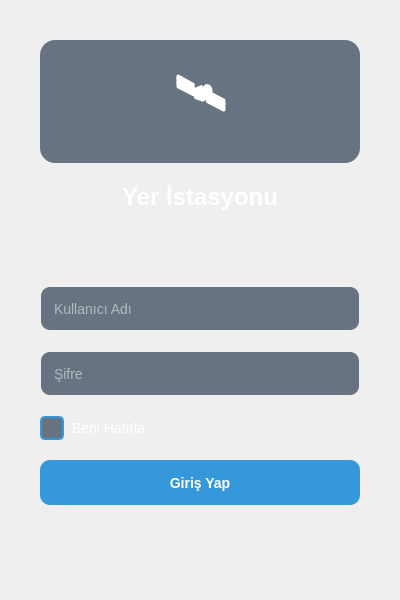
Qt form login.ui (sbugrayy/GorselProje) before a commit.
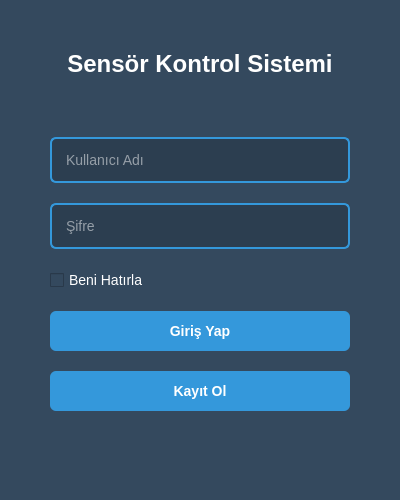
The same form after that commit.

Patch:
```diff
--- a/login.ui
+++ b/login.ui
@@ -7,7 +7,7 @@
     <x>0</x>
     <y>0</y>
     <width>400</width>
-    <height>600</height>
+    <height>500</height>
    </rect>
   </property>
   <property name="windowTitle">
@@ -15,148 +15,64 @@
   </property>
   <property name="styleSheet">
    <string notr="true">QWidget {
-    background: qlineargradient(
-        x1: 0, y1: 0,
-        x2: 1, y2: 1,
-        stop: 0 #2C3E50,
-        stop: 1 #34495E
-    );
-    color: white;
-    font-family: 'Segoe UI', sans-serif;
+	background-color: #34495E;
 }
-
 QLabel {
-    color: white;
-    font-size: 16px;
-    background: transparent;
+	color: white;
+	font-size: 24px;
+	font-weight: bold;
 }
-
 QLineEdit {
-    background: rgba(44, 62, 80, 0.7);
-    border: 2px solid transparent;
-    border-radius: 10px;
-    padding: 10px;
-    color: white;
-    font-size: 14px;
-    selection-background-color: #3498DB;
+	padding: 12px;
+	border: 2px solid #3498DB;
+	border-radius: 6px;
+	background: #2C3E50;
+	color: white;
+	font-size: 14px;
 }
-
-QLineEdit:hover {
-    border-color: #3498DB;
-}
-
 QLineEdit:focus {
     border-color: #2980B9;
     background: rgba(44, 62, 80, 0.9);
 }
-
 QPushButton {
-    background: #3498DB;
-    border: none;
-    border-radius: 10px;
-    padding: 12px;
-    color: white;
-    font-weight: bold;
-    font-size: 14px;
+	padding: 12px;
+	background: #3498DB;
+	border: none;
+	border-radius: 6px;
+	color: white;
+	font-size: 14px;
+	font-weight: bold;
 }
-
 QPushButton:hover {
     background: #2980B9;
     margin-top: -2px;
     margin-bottom: 2px;
 }
-
-QPushButton:pressed {
-    background: #2574A9;
-    margin-top: 0px;
-    margin-bottom: 0px;
-}
-
 QCheckBox {
-    color: white;
-    font-size: 14px;
-    spacing: 8px;
-}
-
-QCheckBox::indicator {
-    width: 20px;
-    height: 20px;
-    border-radius: 5px;
-    border: 2px solid #3498DB;
-    background: rgba(44, 62, 80, 0.7);
-}
-
-QCheckBox::indicator:hover {
-    border-color: #2980B9;
-}
-
-QCheckBox::indicator:checked {
-    background: #3498DB;
-    color: white;
-    font-family: 'Segoe UI', sans-serif;
-    font-size: 14px;
-    content: "✓";
-}
-
-QCheckBox::indicator:checked:hover {
-    background: #2980B9;
-}
-</string>
+	color: white;
+	font-size: 14px;
+}</string>
   </property>
   <layout class="QVBoxLayout" name="verticalLayout">
    <property name="spacing">
     <number>20</number>
    </property>
    <property name="leftMargin">
-    <number>40</number>
+    <number>50</number>
    </property>
    <property name="topMargin">
-    <number>40</number>
+    <number>50</number>
    </property>
    <property name="rightMargin">
-    <number>40</number>
+    <number>50</number>
    </property>
    <property name="bottomMargin">
-    <number>40</number>
+    <number>50</number>
    </property>
-   <item>
-    <widget class="QLabel" name="logo">
-     <property name="minimumSize">
-      <size>
-       <width>0</width>
-       <height>100</height>
-      </size>
-     </property>
-     <property name="styleSheet">
-      <string notr="true">QLabel {
-    font-size: 48px;
-    font-weight: bold;
-    color: white;
-    background: rgba(44, 62, 80, 0.7);
-    border-radius: 15px;
-    padding: 20px;
-}</string>
-     </property>
-     <property name="text">
-      <string>🛰️</string>
-     </property>
-     <property name="alignment">
-      <set>Qt::AlignCenter</set>
-     </property>
-    </widget>
-   </item>
    <item>
     <widget class="QLabel" name="title">
-     <property name="styleSheet">
-      <string notr="true">QLabel {
-    font-size: 24px;
-    font-weight: bold;
-    color: white;
-    background: transparent;
-}</string>
-     </property>
      <property name="text">
-      <string>Yer İstasyonu</string>
+      <string>Sensör Kontrol Sistemi</string>
      </property>
      <property name="alignment">
       <set>Qt::AlignCenter</set>
@@ -178,12 +94,6 @@
    </item>
    <item>
     <widget class="QLineEdit" name="username">
-     <property name="minimumSize">
-      <size>
-       <width>0</width>
-       <height>45</height>
-      </size>
-     </property>
      <property name="placeholderText">
       <string>Kullanıcı Adı</string>
      </property>
@@ -191,12 +101,6 @@
    </item>
    <item>
     <widget class="QLineEdit" name="password">
-     <property name="minimumSize">
-      <size>
-       <width>0</width>
-       <height>45</height>
-      </size>
-     </property>
      <property name="echoMode">
       <enum>QLineEdit::Password</enum>
      </property>
@@ -214,17 +118,18 @@
    </item>
    <item>
     <widget class="QPushButton" name="login_btn">
-     <property name="minimumSize">
-      <size>
-       <width>0</width>
-       <height>45</height>
-      </size>
-     </property>
      <property name="text">
       <string>Giriş Yap</string>
      </property>
     </widget>
    </item>
+   <item>
+    <widget class="QPushButton" name="register_btn">
+     <property name="text">
+      <string>Kayıt Ol</string>
+     </property>
+    </widget>
+   </item>
    <item>
     <spacer name="verticalSpacer_2">
      <property name="orientation">
```
Left out of the diff: 15 changed lines with no effect on the pictures.
